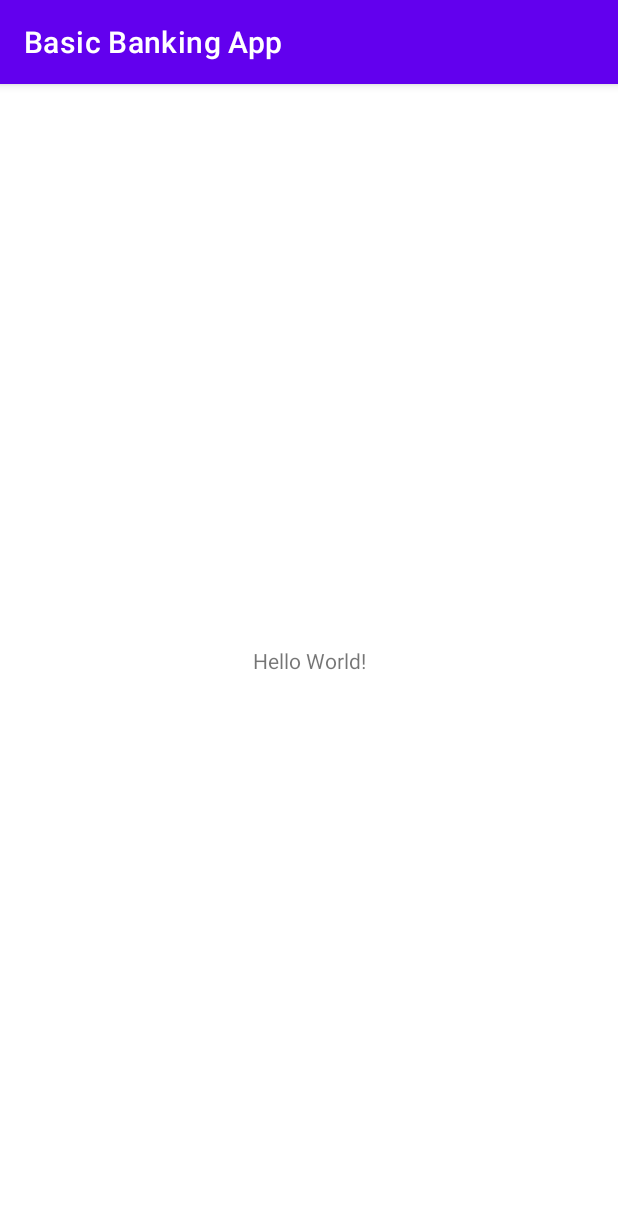
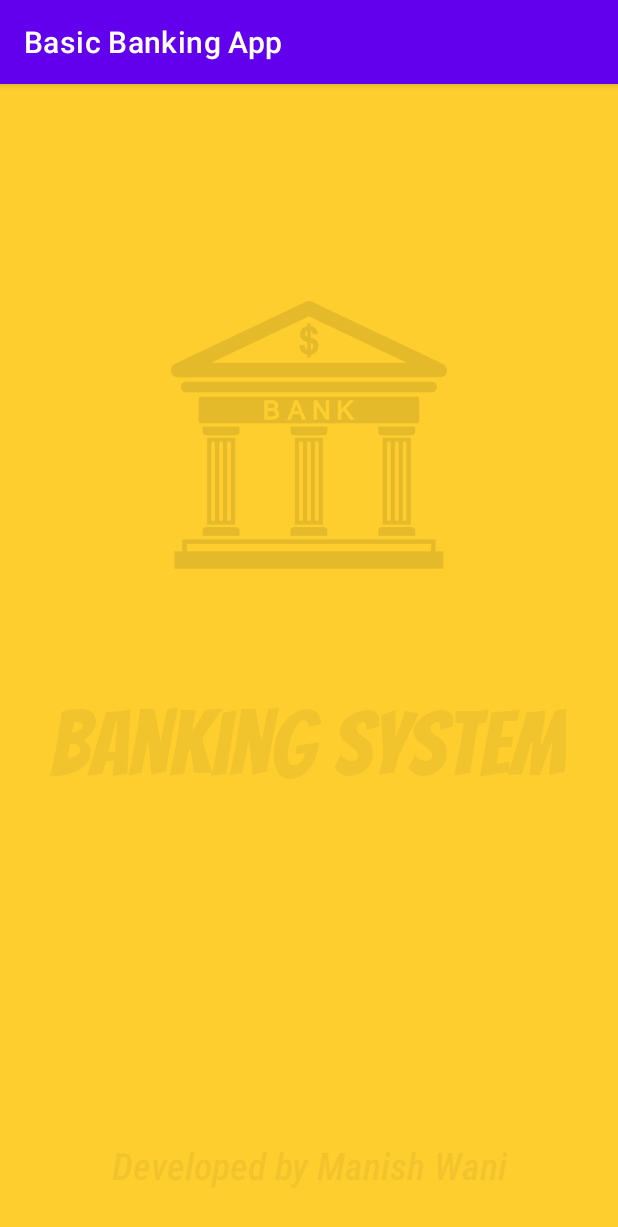
Before and after one commit to sathvik3458/Banking-System, an Android app: the screen it shows after launch (MainActivity before the commit, SplashScreenActivity after it), on a phone screen of 412 x 824 dp. Shown: the top 1227 px of the screen. Run offline under Robolectric (Android 15) with nearby library versions, the phone set to English and light mode, and no system bars.

Commit message:
Created SplashScreen

```diff
--- a/app/src/main/AndroidManifest.xml
+++ b/app/src/main/AndroidManifest.xml
@@ -9,13 +9,16 @@
         android:roundIcon="@mipmap/ic_launcher_round"
         android:supportsRtl="true"
         android:theme="@style/Theme.BasicBankingApp">
-        <activity android:name=".MainActivity">
+        <activity android:name=".SplashScreenActivity">
             <intent-filter>
                 <action android:name="android.intent.action.MAIN" />
 
                 <category android:name="android.intent.category.LAUNCHER" />
             </intent-filter>
         </activity>
+        <activity android:name=".MainActivity">
+
+        </activity>
     </application>
 
 </manifest>
--- /dev/null
+++ b/app/src/main/java/com/example/basicbankingapp/SplashScreenActivity.java
@@ -0,0 +1,52 @@
+package com.example.basicbankingapp;
+
+import androidx.appcompat.app.AppCompatActivity;
+
+import android.content.Intent;
+import android.os.Bundle;
+import android.view.animation.Animation;
+import android.view.animation.AnimationUtils;
+import android.widget.ImageView;
+import android.widget.TextView;
+
+import static java.lang.Thread.sleep;
+
+public class SplashScreenActivity extends AppCompatActivity {
+
+//  Variables
+    Animation topAnim, bottomAnim;
+    ImageView image;
+    TextView projectName, developer;
+    @Override
+    protected void onCreate(Bundle savedInstanceState) {
+        super.onCreate(savedInstanceState);
+        setContentView(R.layout.activity_splash_screen);
+
+        topAnim= AnimationUtils.loadAnimation(this,R.anim.top_animation);
+        bottomAnim= AnimationUtils.loadAnimation(this,R.anim.bottom_animation);
+
+        image=findViewById(R.id.bankImage);
+        projectName=findViewById(R.id.projectName);
+        developer=findViewById(R.id.developer);
+
+        image.setAnimation(topAnim);
+        projectName.setAnimation(bottomAnim);
+        developer.setAnimation(bottomAnim);
+
+        Thread myThread = new Thread(new Runnable() {
+            @Override
+            public void run() {
+                try {
+                    sleep(5000);
+
+                    Intent newIntent = new Intent(SplashScreenActivity.this, MainActivity.class);
+                    startActivity(newIntent);
+
+                } catch (InterruptedException e) {
+                    e.printStackTrace();
+                }
+            }
+        });
+        myThread.start();
+    }
+}
--- /dev/null
+++ b/app/src/main/res/anim/bottom_animation.xml
@@ -0,0 +1,11 @@
+<?xml version="1.0" encoding="utf-8"?>
+<set xmlns:android="http://schemas.android.com/apk/res/android">
+    <translate
+        android:fromXDelta="0%"
+        android:fromYDelta="100%"
+        android:duration="1500"/>
+    <alpha
+        android:fromAlpha="0.1"
+        android:toAlpha="1.0"
+        android:duration="1500"/>
+</set>
--- /dev/null
+++ b/app/src/main/res/anim/top_animation.xml
@@ -0,0 +1,11 @@
+<?xml version="1.0" encoding="utf-8"?>
+<set xmlns:android="http://schemas.android.com/apk/res/android">
+    <translate
+        android:fromXDelta="0%"
+        android:fromYDelta="-50%"
+        android:duration="1400"/>
+    <alpha
+        android:fromAlpha="0.1"
+        android:toAlpha="1.0"
+        android:duration="1500"/>
+</set>
--- a/app/src/main/res/layout/activity_main.xml
+++ b/app/src/main/res/layout/activity_main.xml
@@ -7,12 +7,12 @@
     tools:context=".MainActivity">
 
     <TextView
-        android:layout_width="wrap_content"
-        android:layout_height="wrap_content"
-        android:text="Hello World!"
+        android:id="@+id/textView"
+        android:layout_width="78dp"
+        android:layout_height="22dp"
+        android:text="HelloWorld"
         app:layout_constraintBottom_toBottomOf="parent"
-        app:layout_constraintLeft_toLeftOf="parent"
-        app:layout_constraintRight_toRightOf="parent"
+        app:layout_constraintEnd_toEndOf="parent"
+        app:layout_constraintStart_toStartOf="parent"
         app:layout_constraintTop_toTopOf="parent" />
-
 </androidx.constraintlayout.widget.ConstraintLayout>
--- /dev/null
+++ b/app/src/main/res/layout/activity_splash_screen.xml
@@ -0,0 +1,54 @@
+<?xml version="1.0" encoding="utf-8"?>
+<androidx.constraintlayout.widget.ConstraintLayout xmlns:android="http://schemas.android.com/apk/res/android"
+    xmlns:app="http://schemas.android.com/apk/res-auto"
+    xmlns:tools="http://schemas.android.com/tools"
+    android:layout_width="match_parent"
+    android:layout_height="match_parent"
+    tools:context=".SplashScreenActivity"
+    android:background="#fece2f">
+
+    <ImageView
+        android:id="@+id/bankImage"
+        android:layout_width="0dp"
+        android:layout_height="368dp"
+        android:layout_marginStart="10dp"
+        android:layout_marginLeft="10dp"
+        android:layout_marginTop="50dp"
+        android:layout_marginEnd="10dp"
+        android:layout_marginRight="10dp"
+        app:layout_constraintEnd_toEndOf="parent"
+        app:layout_constraintStart_toStartOf="parent"
+        app:layout_constraintTop_toTopOf="parent"
+        app:srcCompat="@drawable/bank" />
+
+    <TextView
+        android:id="@+id/projectName"
+        android:layout_width="wrap_content"
+        android:layout_height="wrap_content"
+        android:layout_marginStart="5dp"
+        android:layout_marginLeft="5dp"
+        android:layout_marginEnd="5dp"
+        android:layout_marginRight="5dp"
+        android:layout_marginBottom="220dp"
+        android:fontFamily="@font/bangers"
+        android:text="Banking System"
+        android:textSize="60sp"
+        app:layout_constraintBottom_toTopOf="@+id/developer"
+        app:layout_constraintEnd_toEndOf="parent"
+        app:layout_constraintHorizontal_bias="0.491"
+        app:layout_constraintStart_toStartOf="parent" />
+
+    <TextView
+        android:id="@+id/developer"
+        android:layout_width="0dp"
+        android:layout_height="wrap_content"
+        android:layout_marginBottom="30dp"
+        android:fontFamily="sans-serif-condensed-medium"
+        android:gravity="center"
+        android:text="Developed by Manish Wani"
+        android:textSize="25sp"
+        android:textStyle="italic"
+        app:layout_constraintBottom_toBottomOf="parent"
+        app:layout_constraintEnd_toEndOf="parent"
+        app:layout_constraintStart_toStartOf="parent" />
+</androidx.constraintlayout.widget.ConstraintLayout>
--- a/app/src/main/res/values-night/themes.xml
+++ b/app/src/main/res/values-night/themes.xml
@@ -1,6 +1,6 @@
 <resources xmlns:tools="http://schemas.android.com/tools">
     <!-- Base application theme. -->
-    <style name="Theme.BasicBankingApp" parent="Theme.MaterialComponents.DayNight.DarkActionBar">
+    <style name="Theme.BasicBankingApp" parent="Theme.MaterialComponents.Light.NoActionBar">
         <!-- Primary brand color. -->
         <item name="colorPrimary">@color/purple_200</item>
         <item name="colorPrimaryVariant">@color/purple_700</item>
```
Also changed, not shown: app/src/main/res/drawable/bank.png (added), app/src/main/res/drawable/moneytransfer.png (added), app/src/main/res/font/bangers.ttf (added).
